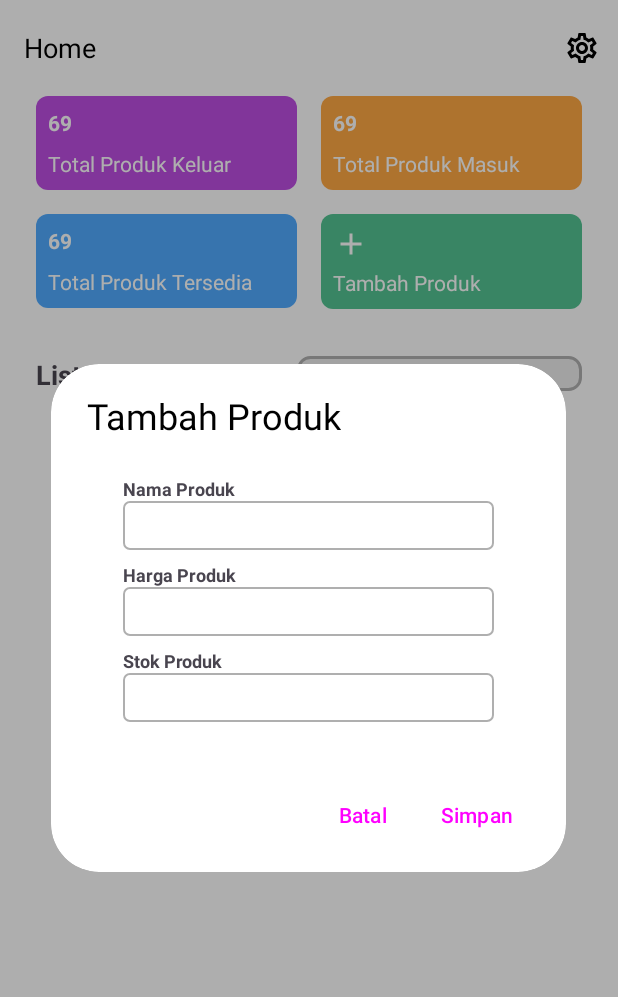
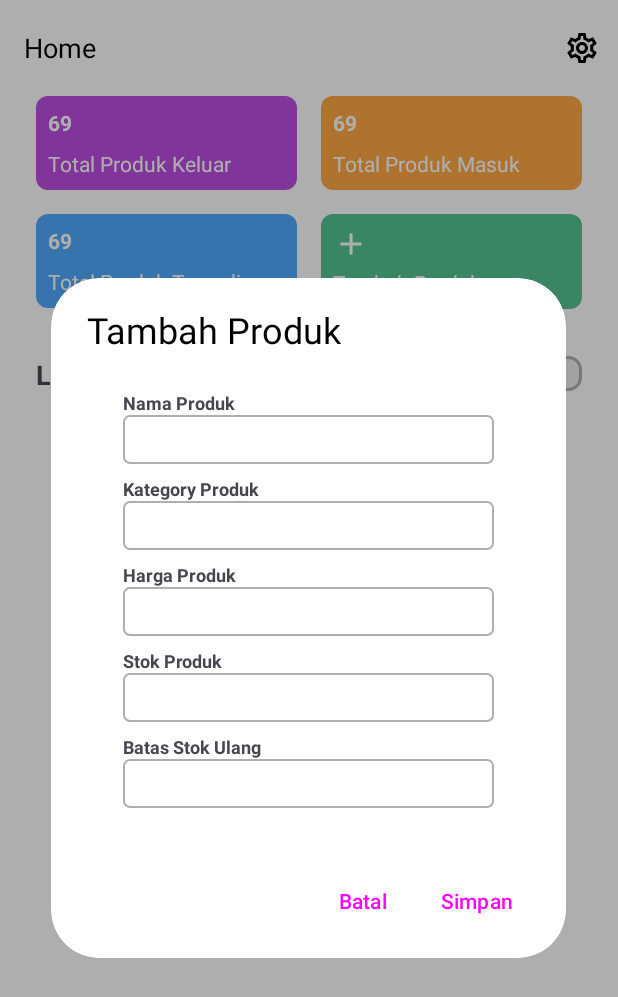
Before and after one commit to duopar/catat-arey-frontend, an Android app: the HomeActivity screen opened directly, with no data from a screen before it, after a tap on "Tambah Produk", on a phone screen of 412 x 824 dp. Shown: the top 997 px of the screen. Run offline under Robolectric (Android 15) with nearby library versions, the phone set to English and light mode, and no system bars; network calls fail.

Commit message:
minor UI adjustment

```diff
--- a/app/src/main/res/layout/activity_home.xml
+++ b/app/src/main/res/layout/activity_home.xml
@@ -222,6 +222,16 @@
             app:layout_constraintStart_toStartOf="parent"
             app:layout_constraintTop_toBottomOf="@+id/tv_product_list"
             tools:listitem="@layout/item_product" />
+
+        <com.google.android.material.progressindicator.LinearProgressIndicator
+            android:id="@+id/loading_product_list"
+            android:layout_width="32dp"
+            android:layout_height="32dp"
+            android:indeterminate="true"
+            android:visibility="gone"
+            app:layout_constraintBottom_toTopOf="@id/rv_product_list"
+            app:layout_constraintEnd_toEndOf="parent"
+            app:layout_constraintStart_toStartOf="parent" />
     </androidx.constraintlayout.widget.ConstraintLayout>
 
 </androidx.constraintlayout.widget.ConstraintLayout>
--- a/app/src/main/res/layout/dialog_add_product_layout.xml
+++ b/app/src/main/res/layout/dialog_add_product_layout.xml
@@ -23,6 +23,23 @@
         android:padding="8dp"
         android:textSize="12sp" />
 
+    <TextView
+        android:id="@+id/tv_product_category"
+        android:layout_width="wrap_content"
+        android:layout_height="wrap_content"
+        android:layout_marginTop="8dp"
+        android:text="Kategory Produk"
+        android:textSize="12sp"
+        android:textStyle="bold" />
+
+    <EditText
+        android:id="@+id/ed_product_category"
+        android:layout_width="match_parent"
+        android:layout_height="wrap_content"
+        android:background="@drawable/rounded_corner_stroke_white_4"
+        android:inputType="text"
+        android:padding="8dp"
+        android:textSize="12sp" />
 
     <TextView
         android:id="@+id/tv_product_price"
@@ -38,7 +55,7 @@
         android:layout_width="match_parent"
         android:layout_height="wrap_content"
         android:background="@drawable/rounded_corner_stroke_white_4"
-        android:inputType="text"
+        android:inputType="number"
         android:padding="8dp"
         android:textSize="12sp" />
 
@@ -57,8 +74,25 @@
         android:layout_width="match_parent"
         android:layout_height="wrap_content"
         android:background="@drawable/rounded_corner_stroke_white_4"
-        android:inputType="text"
+        android:inputType="number"
         android:padding="8dp"
         android:textSize="12sp" />
 
+    <TextView
+        android:id="@+id/tv_product_restock_threshold"
+        android:layout_width="wrap_content"
+        android:layout_height="wrap_content"
+        android:layout_marginTop="8dp"
+        android:text="Batas Stok Ulang"
+        android:textSize="12sp"
+        android:textStyle="bold" />
+
+    <EditText
+        android:id="@+id/ed_product_restock_threshold"
+        android:layout_width="match_parent"
+        android:layout_height="wrap_content"
+        android:background="@drawable/rounded_corner_stroke_white_4"
+        android:inputType="number"
+        android:padding="8dp"
+        android:textSize="12sp" />
 </LinearLayout>
```
Also changed, not shown: app/src/main/res/layout/activity_main.xml (+1 -30 lines), app/src/main/res/layout/item_product.xml (+6 -4 lines).
